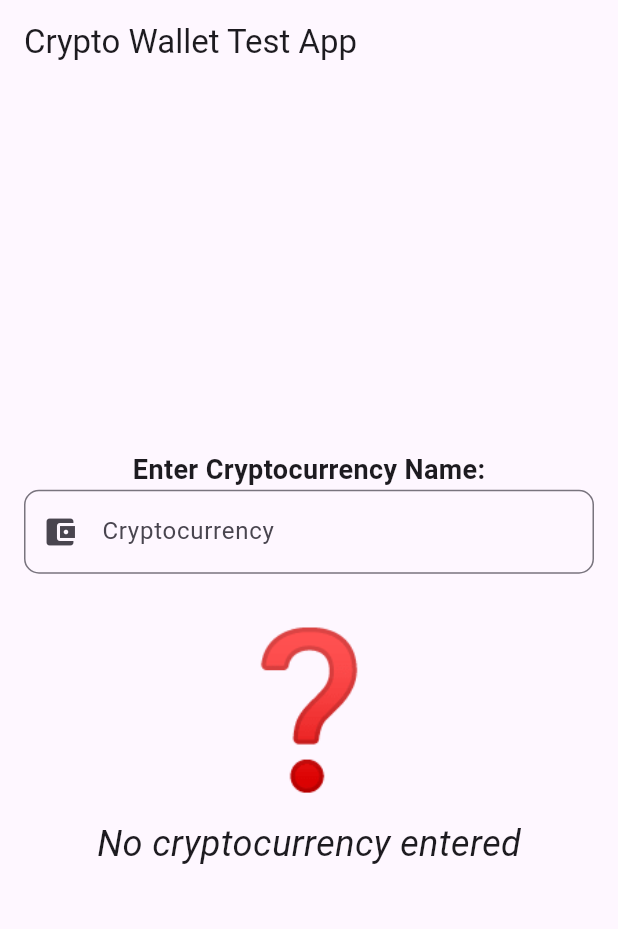
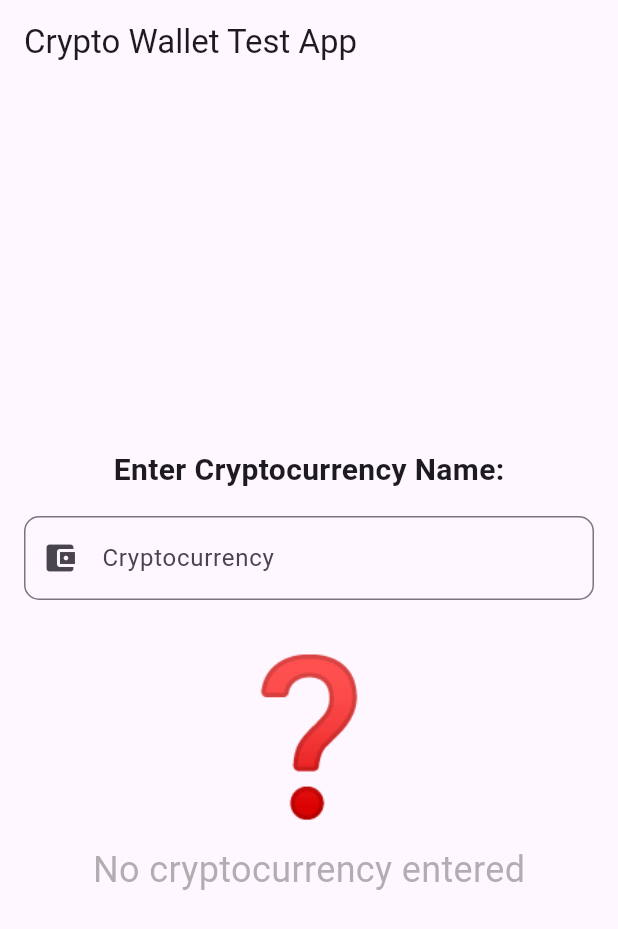
Before and after one commit to maksitox/quantum, a Flutter app: the screen it shows after launch, on a phone screen of 412 x 824 dp. Shown: the top 929 px of the screen. Run offline on Flutter 3.47's test engine with Material 3 defaults, Android fonts, the phone set to English and light mode, and no system bars.

Commit message:
0.0.4 Styled UI - Improved User Experiencev2

```diff
--- a/lib/main.dart
+++ b/lib/main.dart
@@ -57,9 +57,12 @@ class _CryptoInputFieldState extends State<CryptoInputField> {
       child: Column(
         mainAxisAlignment: MainAxisAlignment.center,
         children: <Widget>[
-          const Text(
-            'Enter Cryptocurrency Name:',
-            style: TextStyle(fontSize: 18, fontWeight: FontWeight.bold),
+          const Padding(
+            padding: EdgeInsets.all(16.0),
+            child: const Text(
+              'Enter Cryptocurrency Name:',
+              style: TextStyle(fontSize: 20, fontWeight: FontWeight.bold),
+            ),
           ),
           TextField(
             onChanged: _updateCryptoIcon,
@@ -77,8 +80,13 @@ class _CryptoInputFieldState extends State<CryptoInputField> {
             style: const TextStyle(fontSize: 100, color: Colors.orangeAccent),
           ),
           Text(
-            _cryptoName.isEmpty ? 'No cryptocurrency entered' : _cryptoName,
-            style: const TextStyle(fontSize: 24, fontStyle: FontStyle.italic),
+            _cryptoName.isEmpty
+                ? 'No cryptocurrency entered'
+                : _cryptoName.toUpperCase(),
+            style: const TextStyle(
+                fontSize: 24,
+                fontStyle: FontStyle.normal,
+                color: Color.fromRGBO(100, 100, 100, 0.5)),
           ),
         ],
       ),
```
